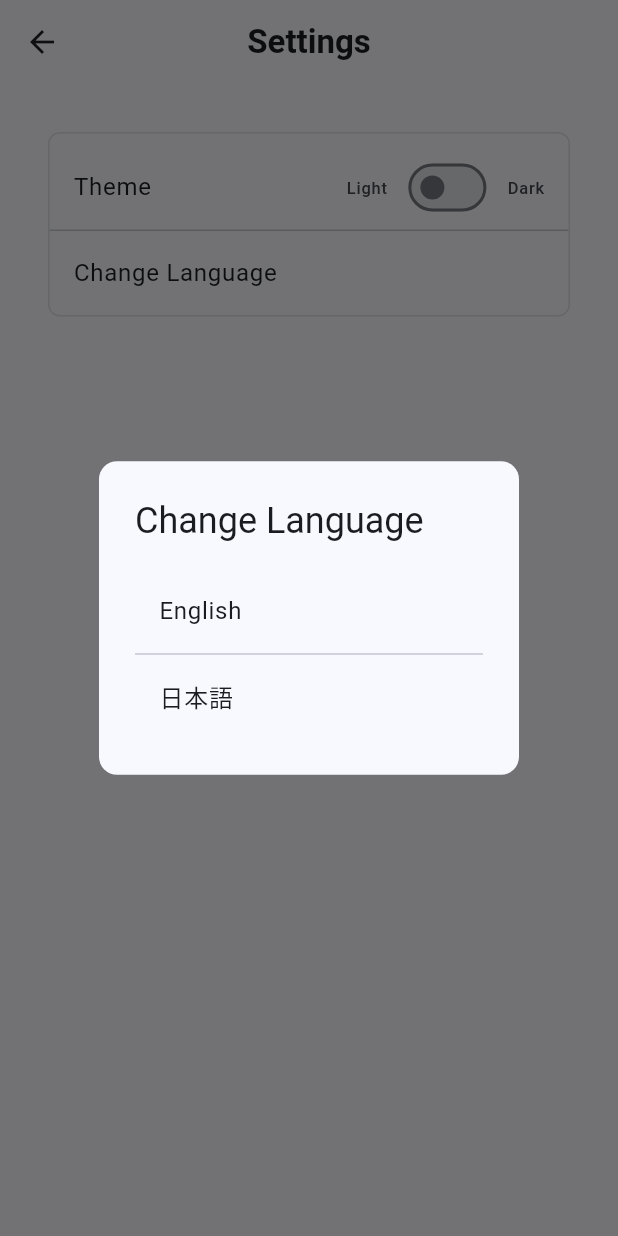
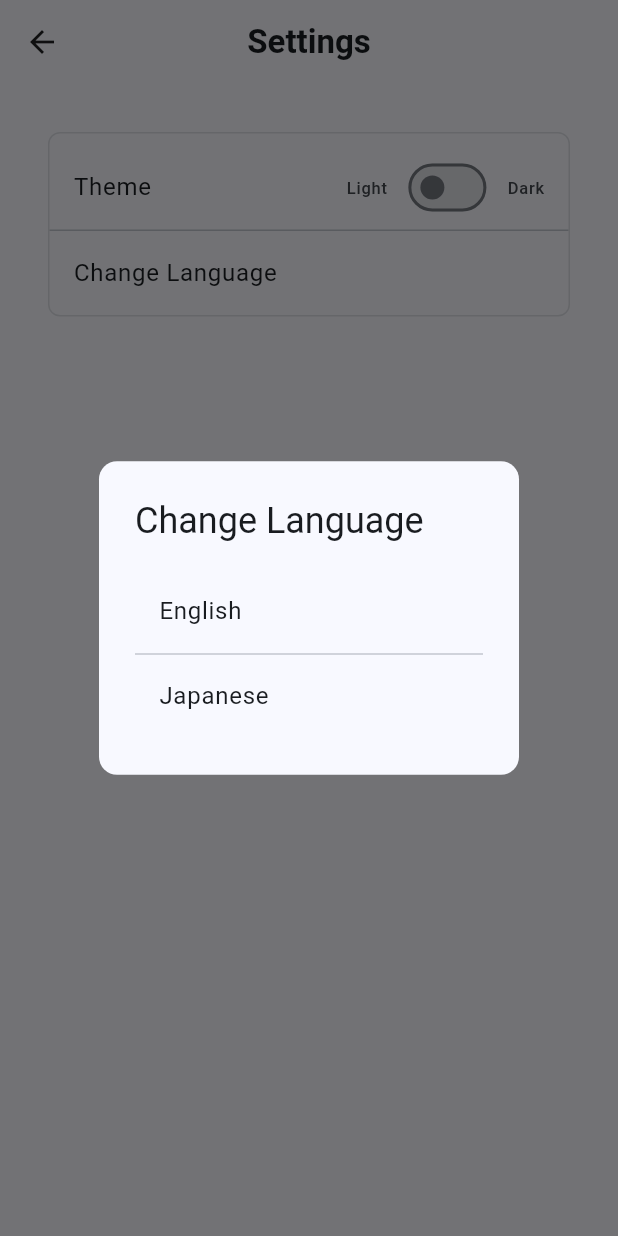
Before and after one commit to abuhasanbaskara/baleen-weather-demo, a Flutter app: the SettingPage screen opened by its route, after a tap on "Change Language", on a phone screen of 412 x 824 dp. Run offline on Flutter 3.47's test engine with Material 3 defaults, Android fonts, the phone set to English and light mode, and no system bars; our stand-ins replace adaptive_theme, cached_network_image, dio, equatable, flutter_bloc, get_it and 4 more; accounts and stored records are empty.

Commit message:
add some translation

```diff
--- a/lib/l10n/app_localizations.dart
+++ b/lib/l10n/app_localizations.dart
@@ -95,12 +95,6 @@ abstract class AppLocalizations {
     Locale('ja')
   ];
 
-  /// No description provided for @appTitle.
-  ///
-  /// In en, this message translates to:
-  /// **'Weather App'**
-  String get appTitle;
-
   /// No description provided for @settings.
   ///
   /// In en, this message translates to:
@@ -130,6 +124,30 @@ abstract class AppLocalizations {
   /// In en, this message translates to:
   /// **'Dark'**
   String get dark;
+
+  /// No description provided for @search.
+  ///
+  /// In en, this message translates to:
+  /// **'Search...'**
+  String get search;
+
+  /// No description provided for @fiveDayForecast.
+  ///
+  /// In en, this message translates to:
+  /// **'5-DAY FORECAST'**
+  String get fiveDayForecast;
+
+  /// No description provided for @english.
+  ///
+  /// In en, this message translates to:
+  /// **'English'**
+  String get english;
+
+  /// No description provided for @japanese.
+  ///
+  /// In en, this message translates to:
+  /// **'Japanese'**
+  String get japanese;
 }
 
 class _AppLocalizationsDelegate extends LocalizationsDelegate<AppLocalizations> {
--- a/lib/widgets/appbars/search_app_bar.dart
+++ b/lib/widgets/appbars/search_app_bar.dart
@@ -1,3 +1,4 @@
+import 'package:baleen_weather_app_test/l10n/app_localizations.dart';
 import 'package:flutter/material.dart';
 
 class SearchAppBar extends StatelessWidget implements PreferredSizeWidget {
@@ -37,7 +38,7 @@ class SearchAppBar extends StatelessWidget implements PreferredSizeWidget {
                 controller: controller,
                 onSubmitted: (_) => _triggerSearch(),
                 decoration: InputDecoration(
-                  hintText: 'Search...',
+                  hintText: AppLocalizations.of(context)!.search,
                   contentPadding:
                   const EdgeInsets.symmetric(vertical: 10.0, horizontal: 16.0),
                   filled: true,
--- a/lib/widgets/dialogs/language_dialog.dart
+++ b/lib/widgets/dialogs/language_dialog.dart
@@ -21,7 +21,7 @@ class LanguageDialog extends StatelessWidget {
         mainAxisSize: MainAxisSize.min,
         children: [
           ListTile(
-            title: const Text("English"),
+            title: Text(AppLocalizations.of(context)!.english),
             onTap: () {
               onLanguageSelected("en");
               Navigator.of(context).pop();
@@ -29,7 +29,7 @@ class LanguageDialog extends StatelessWidget {
           ),
           const Divider(height: 1),
           ListTile(
-            title: const Text("日本語"),
+            title: Text(AppLocalizations.of(context)!.japanese),
             onTap: () {
               onLanguageSelected("ja");
               Navigator.of(context).pop();
--- a/lib/widgets/five_day_forecast.dart
+++ b/lib/widgets/five_day_forecast.dart
@@ -1,4 +1,5 @@
 import 'package:baleen_weather_app_test/data/models/weather_response.dart';
+import 'package:baleen_weather_app_test/l10n/app_localizations.dart';
 import 'package:baleen_weather_app_test/utils/date_formatter_util.dart';
 import 'package:baleen_weather_app_test/utils/string_util.dart';
 import 'package:baleen_weather_app_test/utils/temperature_util.dart';
@@ -26,7 +27,7 @@ class FiveDayForecast extends StatelessWidget {
         crossAxisAlignment: CrossAxisAlignment.start,
         children: [
           Text(
-            "5-DAY FORECAST",
+            AppLocalizations.of(context)!.fiveDayForecast,
             style: Theme.of(context).textTheme.bodyLarge,
           ),
           const Divider(),
--- a/lib/widgets/settings_menu.dart
+++ b/lib/widgets/settings_menu.dart
@@ -1,4 +1,5 @@
 import 'package:adaptive_theme/adaptive_theme.dart';
+import 'package:baleen_weather_app_test/l10n/app_localizations.dart';
 import 'package:flutter/material.dart';
 
 class SettingsMenu extends StatelessWidget {
@@ -30,11 +31,11 @@ class SettingsMenu extends StatelessWidget {
         children: [
           _buildListTile(
             context,
-            title: 'Theme',
+            title: AppLocalizations.of(context)!.theme,
             trailing: Row(
               mainAxisSize: MainAxisSize.min,
               children: [
-                const Text('Light'),
+                Text(AppLocalizations.of(context)!.light),
                 const SizedBox(width: 10),
                 Switch(
                   value: isDark,
@@ -47,14 +48,14 @@ class SettingsMenu extends StatelessWidget {
                   },
                 ),
                 const SizedBox(width: 10),
-                const Text('Dark'),
+                Text(AppLocalizations.of(context)!.dark),
               ],
             ),
           ),
           const Divider(height: 1),
           _buildListTile(
             context,
-            title: 'Change Language',
+            title: AppLocalizations.of(context)!.changeLanguage,
             onTap: onChangeLanguageTap,
           ),
         ],
```
Also changed, not shown: lib/l10n/app_en.arb (+5 -2 lines), lib/l10n/app_ja.arb (+5 -2 lines), lib/l10n/app_localizations_en.dart (+12 -3 lines), lib/l10n/app_localizations_ja.dart (+12 -3 lines), 7 other files.
